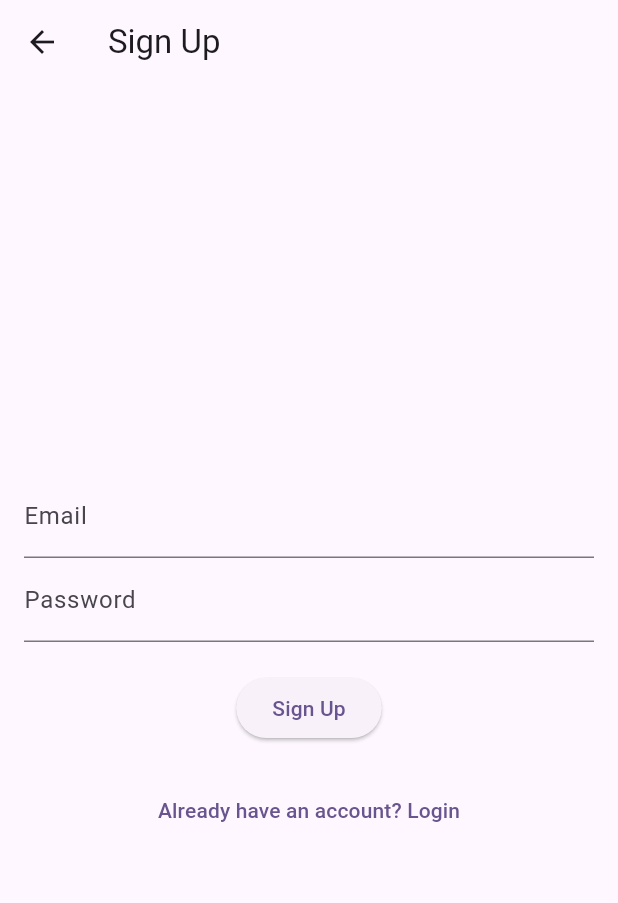
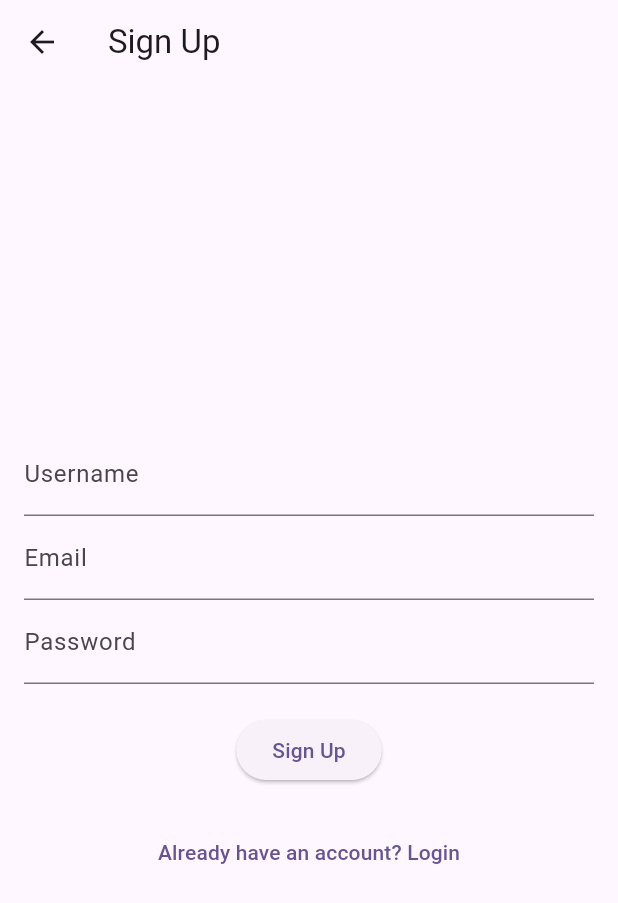
Before and after one commit to parip2/Fitness-App, a Flutter app: the SignupPage screen opened directly, after a tap on "Sign Up", on a phone screen of 412 x 824 dp. Shown: the top 903 px of the screen. Run offline on Flutter 3.47's test engine with Material 3 defaults, Android fonts, the phone set to English and light mode, and no system bars; our stand-ins replace cloud_firestore, firebase_auth, firebase_core; accounts and stored records are empty; network calls fail.

Commit message:
login/signup works
login and signup with email and password works.

```diff
--- a/lib/src/pages/signup.dart
+++ b/lib/src/pages/signup.dart
@@ -1,10 +1,17 @@
 import 'package:flutter/material.dart';
+import 'package:firebase_auth/firebase_auth.dart'; // Import Firebase Auth
+import 'package:cloud_firestore/cloud_firestore.dart'; // Import Firestore
 
 class SignupPage extends StatelessWidget {
   const SignupPage({super.key});
 
   @override
   Widget build(BuildContext context) {
+    final TextEditingController emailController = TextEditingController();
+    final TextEditingController passwordController = TextEditingController();
+    final TextEditingController usernameController =
+        TextEditingController(); // Add username controller
+
     return Scaffold(
       appBar: AppBar(
         title: const Text('Sign Up'),
@@ -15,11 +22,19 @@ class SignupPage extends StatelessWidget {
           mainAxisAlignment: MainAxisAlignment.center,
           children: <Widget>[
             TextField(
+              controller: usernameController, // Capture username input
+              decoration: const InputDecoration(
+                labelText: 'Username',
+              ),
+            ),
+            TextField(
+              controller: emailController, // Capture email input
               decoration: const InputDecoration(
                 labelText: 'Email',
               ),
             ),
             TextField(
+              controller: passwordController, // Capture password input
               decoration: const InputDecoration(
                 labelText: 'Password',
               ),
@@ -27,8 +42,30 @@ class SignupPage extends StatelessWidget {
             ),
             const SizedBox(height: 20),
             ElevatedButton(
-              onPressed: () {
+              onPressed: () async {
                 // Handle signup logic here
+                try {
+                  UserCredential userCredential = await FirebaseAuth.instance
+                      .createUserWithEmailAndPassword(
+                    email: emailController.text,
+                    password: passwordController.text,
+                  );
+
+                  // Store user data in Firestore
+                  await FirebaseFirestore.instance
+                      .collection('users')
+                      .doc(userCredential.user?.uid)
+                      .set({
+                    'username': usernameController.text,
+                    'email': emailController.text,
+                    // Add any other user fields you want to store
+                  });
+
+                  // Optionally, navigate to another page or show a success message
+                } on FirebaseAuthException catch (e) {
+                  // Handle error (e.g., show a message)
+                  print(e.message);
+                }
               },
               child: const Text('Sign Up'),
             ),
--- a/pubspec.yaml
+++ b/pubspec.yaml
@@ -30,12 +30,14 @@ environment:
 dependencies:
   flutter:
     sdk: flutter
+  firebase_core: ^2.14.0
+  firebase_auth: ^4.16.0
 
 
   # The following adds the Cupertino Icons font to your application.
   # Use with the CupertinoIcons class for iOS style icons.
   cupertino_icons: ^1.0.8
-  firebase_core: ^3.8.0
+  cloud_firestore: ^4.17.5
 
 dev_dependencies:
   flutter_test:
```
Also changed, not shown: lib/main.dart (+28 -61 lines), lib/src/pages/home.dart (added, +26 -0 lines), lib/src/pages/login.dart (+22 -4 lines), pubspec.lock, 3 other files.
